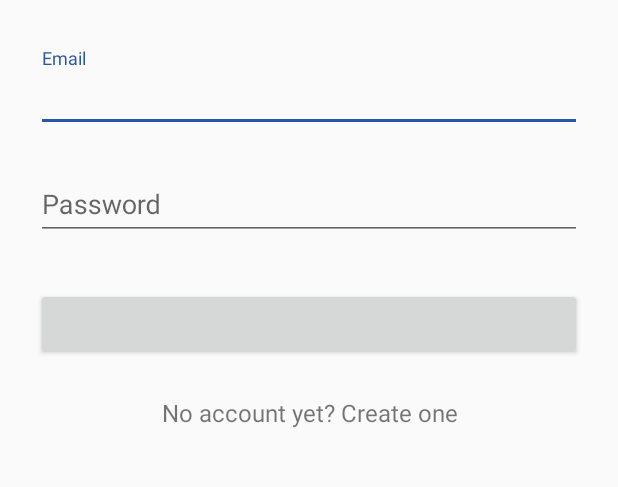
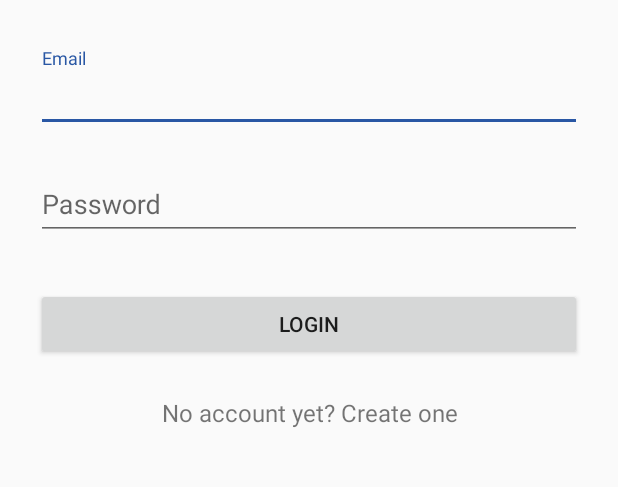
Before and after one commit to Gobinda3134/Test-master-master, an Android app: the LoginActivity screen opened directly, with no data from a screen before it, on a phone screen of 412 x 824 dp, the part 192-679 px from its top. Run offline under Robolectric (Android 15) with nearby library versions, the phone set to English and light mode, and no system bars; libraries missing offline, so code that uses them is left out: com.activeandroid, com.activeandroid.query.

Commit message:
complete login

```diff
--- a/app/src/main/res/layout/activity_login.xml
+++ b/app/src/main/res/layout/activity_login.xml
@@ -60,7 +60,7 @@
             android:layout_marginTop="24dp"
             android:layout_marginBottom="24dp"
             android:padding="12dp"
-            android:text=""/>
+            android:text="Login"/>
 
 
         <TextView
```
